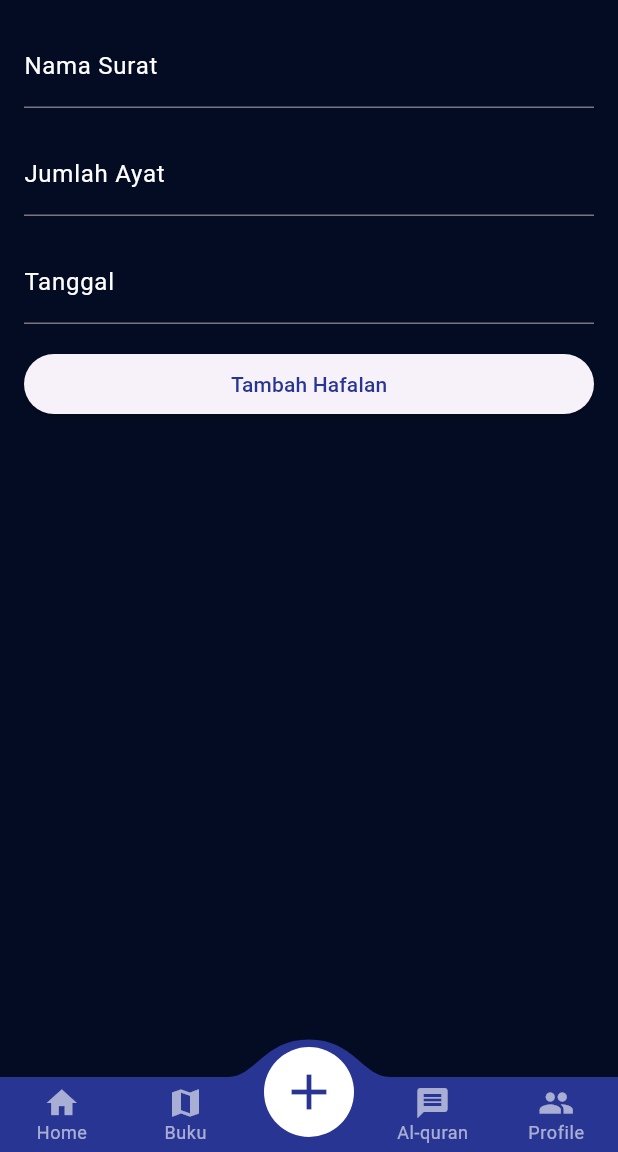
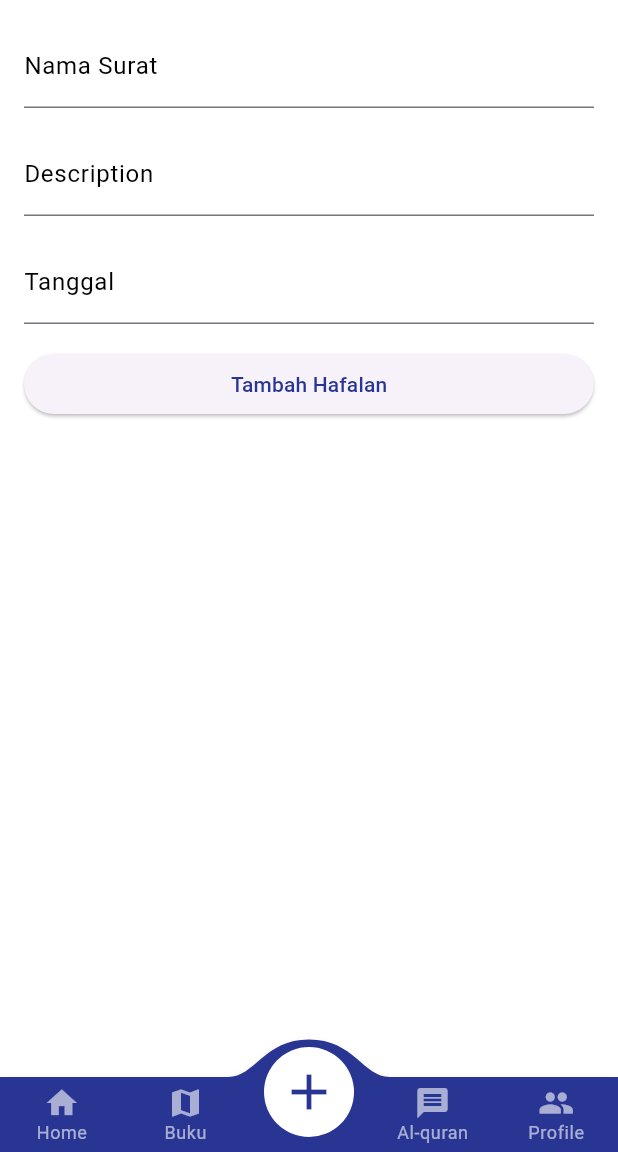
Before and after one commit to hilmanmutaqin/UTS_Flutter_HilmanMutaqin, a Flutter app: the screen it shows after launch, item 3 of the bottom bar chosen, after a tap on "Tambah Hafalan", on a phone screen of 412 x 824 dp, the part 84-1236 px from its top. Run offline on Flutter 3.47's test engine with Material 3 defaults, Android fonts, the phone set to English and light mode, and no system bars; drawn by our look-alikes of convex_bottom_bar; our stand-ins replace dio, flutter_svg, google_fonts; network calls fail.

Commit message:
" add_screen dan edit_hafalan "

```diff
--- a/lib/models/model_hafalan.dart
+++ b/lib/models/model_hafalan.dart
@@ -3,8 +3,8 @@ import 'package:intl/intl.dart';
 class ModelHafalan {
   final int id;
   final String namaSurah;
-  final String description;
-  final DateTime datetime;
+  late String description;
+  late DateTime datetime;
 
   ModelHafalan({
     required this.id,
@@ -29,4 +29,14 @@ class ModelHafalan {
       datetime: parsedDatetime,
     );
   }
+
+  // Method to convert the object to a Map
+  Map<String, dynamic> toMap() {
+    return {
+      'id': id,
+      'nama_surah': namaSurah,
+      'description': description,
+      'datetime': DateFormat("yyyy-MM-dd HH:mm:ss").format(datetime),
+    };
+  }
 }
--- a/lib/models/surah.dart
+++ b/lib/models/surah.dart
@@ -1,7 +1,3 @@
-// To parse this JSON data, do
-//
-//     final surah = surahFromJson(jsonString);
-
 import 'dart:convert';
 import 'package:uts_hilmanmutaqin/models/ayat.dart';
 
--- a/lib/screens/add_screen.dart
+++ b/lib/screens/add_screen.dart
@@ -1,6 +1,28 @@
 import 'package:flutter/material.dart';
+import 'package:http/http.dart' as http;
+import 'dart:convert';
+
 import 'package:intl/intl.dart';
-import 'package:uts_hilmanmutaqin/globals.dart';
+
+class ModelHafalan {
+  final String namaSurah;
+  final String description;
+  final DateTime datetime;
+
+  ModelHafalan({
+    required this.namaSurah,
+    required this.description,
+    required this.datetime,
+  });
+
+  Map<String, dynamic> toMap() {
+    return {
+      'nama_surah': namaSurah,
+      'description': description,
+      'datetime': DateFormat("yyyy-MM-dd HH:mm:ss").format(datetime),
+    };
+  }
+}
 
 class AddScreen extends StatefulWidget {
   const AddScreen({Key? key}) : super(key: key);
@@ -13,12 +35,12 @@ class _AddScreenState extends State<AddScreen> {
   final TextEditingController _namaSuratController = TextEditingController();
   final TextEditingController _jumlahAyatController = TextEditingController();
   final TextEditingController _tanggalController = TextEditingController();
-  final DateFormat _dateFormat = DateFormat('dd/MM/yyyy');
+  final DateFormat _dateFormat = DateFormat('yyyy-MM-dd HH:mm:ss');
 
   @override
   Widget build(BuildContext context) {
     return Scaffold(
-      backgroundColor: background,
+      backgroundColor: Colors.white,
       body: Padding(
         padding: const EdgeInsets.all(16.0),
         child: Column(
@@ -28,24 +50,24 @@ class _AddScreenState extends State<AddScreen> {
               controller: _namaSuratController,
               decoration: InputDecoration(
                 labelText: 'Nama Surat',
-                labelStyle: TextStyle(color: Colors.white),
+                labelStyle: TextStyle(color: Colors.black),
               ),
             ),
             SizedBox(height: 16),
             TextField(
               controller: _jumlahAyatController,
               decoration: InputDecoration(
-                labelText: 'Jumlah Ayat',
-                labelStyle: TextStyle(color: Colors.white),
+                labelText: 'Description',
+                labelStyle: TextStyle(color: Colors.black),
               ),
-              keyboardType: TextInputType.number,
+              keyboardType: TextInputType.text,
             ),
             SizedBox(height: 16),
             TextField(
               controller: _tanggalController,
               decoration: InputDecoration(
                 labelText: 'Tanggal',
-                labelStyle: TextStyle(color: Colors.white),
+                labelStyle: TextStyle(color: Colors.black),
               ),
               onTap: () async {
                 DateTime? pickedDate = await showDatePicker(
@@ -55,20 +77,69 @@ class _AddScreenState extends State<AddScreen> {
                   lastDate: DateTime(2101),
                 );
                 if (pickedDate != null) {
-                  _tanggalController.text = _dateFormat.format(pickedDate);
+                  setState(() {
+                    _tanggalController.text = _dateFormat.format(pickedDate);
+                  });
                 }
               },
             ),
             SizedBox(height: 16),
             ElevatedButton(
-              onPressed: () {
-                String namaSurat = _namaSuratController.text;
-                String jumlahAyat = _jumlahAyatController.text;
+              onPressed: () async {
+                // Ambil nilai dari TextField
+                String namaSurah = _namaSuratController.text;
+                String description = _jumlahAyatController.text;
                 String tanggal = _tanggalController.text;
 
-                // Now you can use the entered data as needed.
+                // Buat objek ModelHafalan dari nilai TextField
+                ModelHafalan hafalan = ModelHafalan(
+                  namaSurah: namaSurah,
+                  description: description,
+                  datetime: _dateFormat.parse(tanggal),
+                );
+
+                // Konversi objek menjadi Map
+                Map<String, dynamic> data = hafalan.toMap();
+
+                // Convert the map to JSON
+                String jsonData = jsonEncode(data);
+
+                // Send a POST request to the PHP script
+                Uri uri = Uri.parse(
+                    'https://web1hilmanmutaqin.000webhostapp.com/API/hafalan.php');
+                var response = await http.post(
+                  uri,
+                  headers: {"Content-Type": "application/json"},
+                  body: jsonData,
+                );
+
+                // Print the response from the server
+                print('Response: ${response.body}');
+
+                if (response.statusCode == 200) {
+                  ScaffoldMessenger.of(context).showSnackBar(
+                    SnackBar(
+                      content: Text('Hafalan berhasil ditambahkan'),
+                      backgroundColor:
+                          Colors.green,
+                    ),
+                  );
+                    //bersihkan field
+                  _namaSuratController.clear();
+                  _jumlahAyatController.clear();
+                  _tanggalController.clear();
+                } else {
+                  ScaffoldMessenger.of(context).showSnackBar(
+                    SnackBar(
+                      content: Text('Gagal menambahkan hafalan'),
+                      backgroundColor:
+                          Colors.red,
+                    ),
+                  );
+                }
               },
-              child: Text('Tambah Hafalan' , style: TextStyle(color: Colors.indigo[800]),),
+              child: Text('Tambah Hafalan',
+                  style: TextStyle(color: Colors.indigo[800])),
             ),
           ],
         ),
--- a/pubspec.yaml
+++ b/pubspec.yaml
@@ -46,6 +46,7 @@ dependencies:
   dio: ^5.4.0
   intl: ^0.19.0
   datetime_picker_formfield: ^2.0.1
+  http: ^1.2.0
 
 dev_dependencies:
   flutter_test:
```
Also changed, not shown: lib/screens/books_screen.dart (+74 -4 lines), lib/screens/edit_hafalan_screen.dart (added, +136 -0 lines), pubspec.lock.
